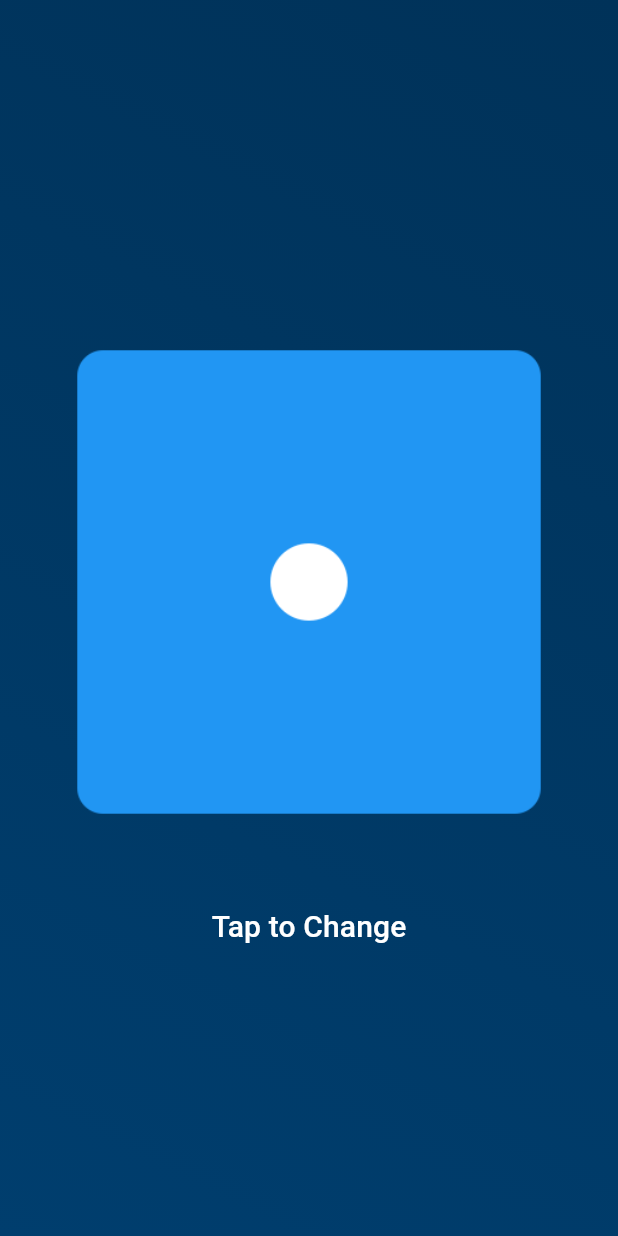
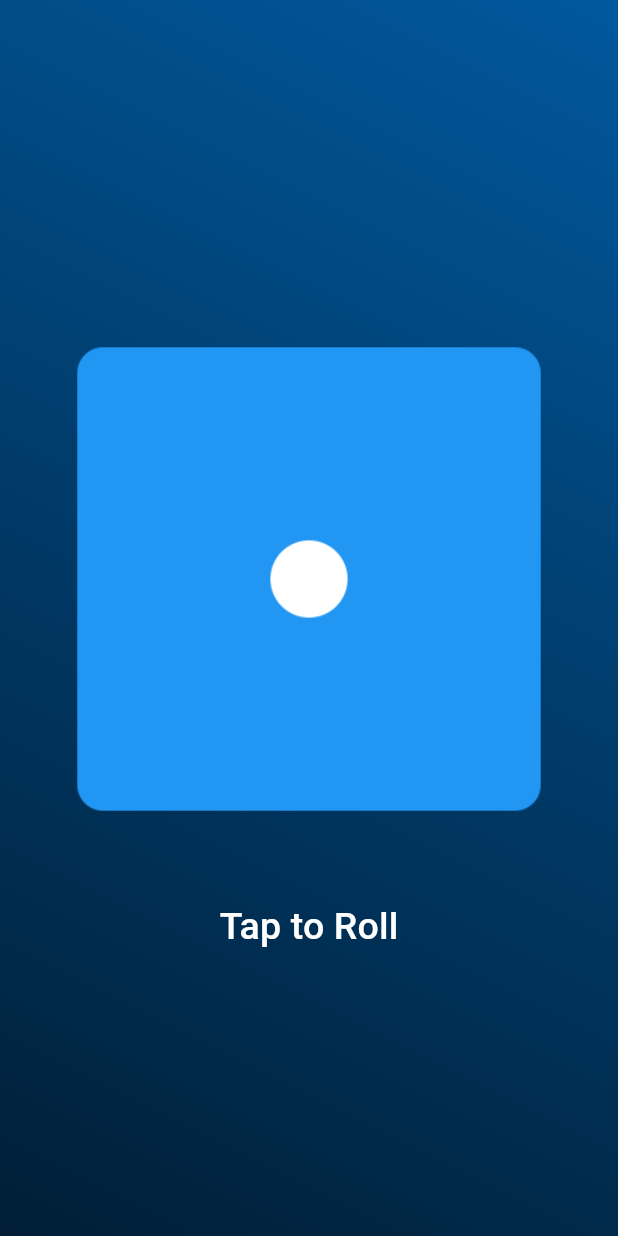
Before and after one commit to Faizan-glitch-os/dice, a Flutter app: the screen it shows after launch, on a phone screen of 412 x 824 dp. Run offline on Flutter 3.47's test engine with Material 3 defaults, Android fonts, the phone set to English and light mode, and no system bars.

Commit message:
app designed, functionality added, task completed

```diff
--- a/lib/home.dart
+++ b/lib/home.dart
@@ -1,3 +1,4 @@
+import 'package:dice/roll_dice.dart';
 import 'package:flutter/material.dart';
 
 class Home extends StatelessWidget {
@@ -7,30 +8,17 @@ class Home extends StatelessWidget {
   Widget build(BuildContext context) {
     return Scaffold(
       body: Container(
-        decoration: BoxDecoration(
+        decoration: const BoxDecoration(
           gradient: LinearGradient(
             colors: [
-              Color.fromRGBO(0, 50, 89, 1.0),
-              Color.fromRGBO(0, 62, 110, 1.0),
+              Color.fromRGBO(1, 88, 157, 1.0),
+              Color.fromRGBO(0, 30, 54, 1.0),
             ],
             begin: Alignment.topRight,
             end: Alignment.bottomLeft,
           ),
         ),
-        child: Column(
-          mainAxisAlignment: MainAxisAlignment.center,
-          crossAxisAlignment: CrossAxisAlignment.center,
-          children: [
-            Image.asset('assets/images/dice1.png'),
-            TextButton(
-              onPressed: () {},
-              child: Text(
-                'Tap to Change',
-                style: TextStyle(fontSize: 20, color: Colors.white),
-              ),
-            ),
-          ],
-        ),
+        child: const RollDice(),
       ),
     );
   }
--- a/lib/main.dart
+++ b/lib/main.dart
@@ -3,7 +3,7 @@ import 'package:dice/home.dart';
 import 'package:flutter/material.dart';
 
 void main() {
-  runApp(MyApp());
+  runApp(const MyApp());
 }
 
 class MyApp extends StatelessWidget {
@@ -12,12 +12,7 @@ class MyApp extends StatelessWidget {
   @override
   Widget build(BuildContext context) {
     return MaterialApp(
-      theme: ThemeData(
-        colorScheme: ColorScheme.fromSeed(
-          seedColor: Color.fromRGBO(33, 150, 243, 1),
-        ),
-        useMaterial3: true,
-      ),
+      theme: ThemeData(useMaterial3: true),
       home: Home(),
     );
   }
--- /dev/null
+++ b/lib/roll_dice.dart
@@ -0,0 +1,45 @@
+import 'package:flutter/material.dart';
+
+import 'dart:math';
+
+class RollDice extends StatefulWidget {
+  const RollDice({super.key});
+
+  @override
+  State<RollDice> createState() => _RollDiceState();
+}
+
+class _RollDiceState extends State<RollDice> {
+  int diceNumber = 1;
+
+  void ChangeDice() {
+    int randomDiceNumber = Random().nextInt(6) + 1;
+    setState(() {
+      diceNumber = randomDiceNumber;
+    });
+  }
+
+  @override
+  Widget build(BuildContext context) {
+    return Column(
+      mainAxisAlignment: MainAxisAlignment.center,
+      children: [
+        Image.asset('assets/images/dice$diceNumber.png'),
+        TextButton(
+          style: ButtonStyle(
+            shape: WidgetStateProperty.all(
+              RoundedRectangleBorder(
+                borderRadius: BorderRadius.circular(10),
+              ),
+            ),
+          ),
+          onPressed: ChangeDice,
+          child: const Text(
+            'Tap to Roll',
+            style: TextStyle(color: Colors.white, fontSize: 25),
+          ),
+        ),
+      ],
+    );
+  }
+}
```
